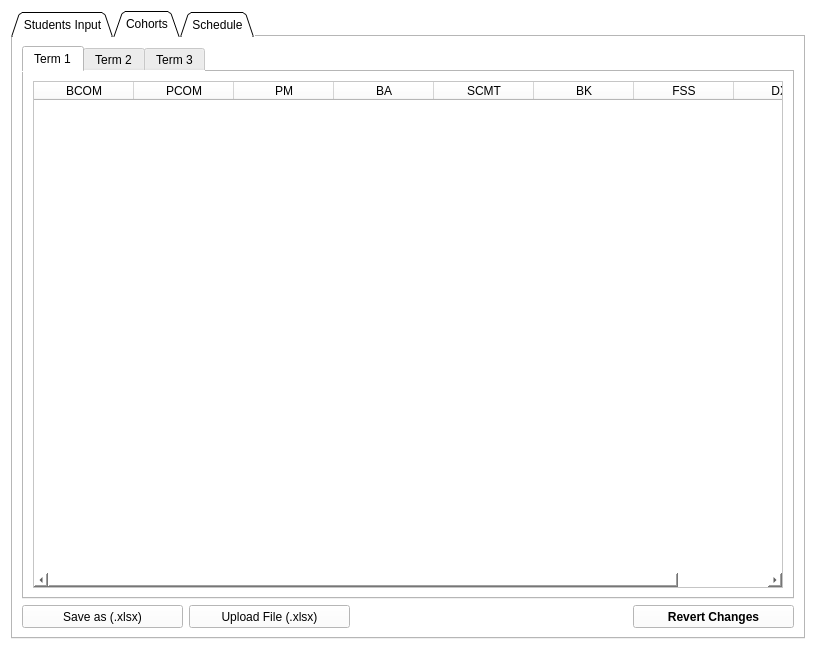
Above: MainWindow.ui from fahad-ali1/CMPT-395-Class-Scheduler before the change. Below: the same form after it.
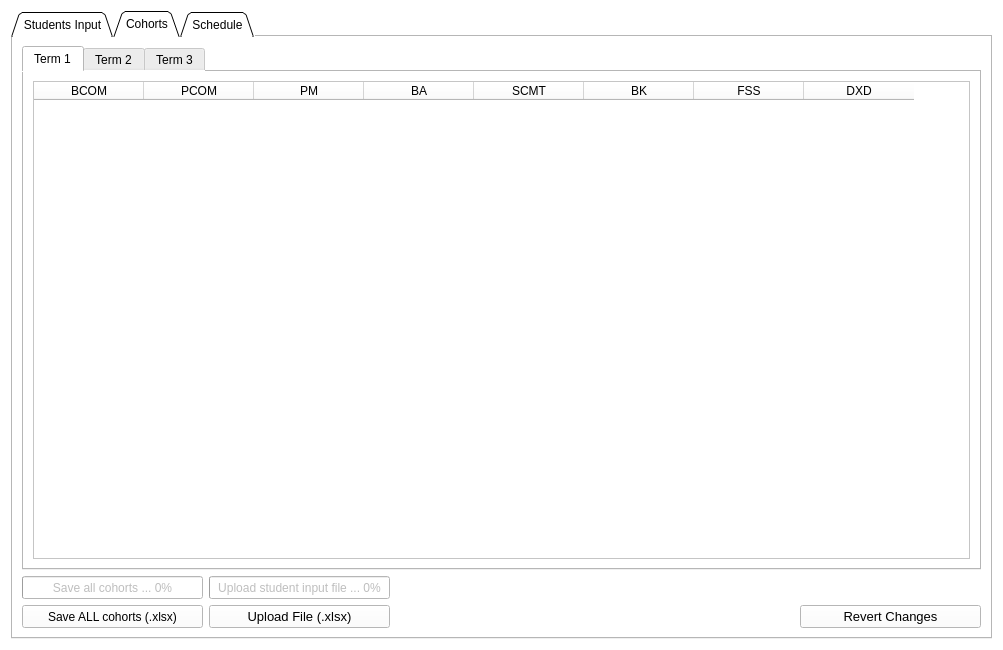
That is the form after the change. The open tabs and pages were chosen to show the change. Icons and pictures are not drawn.

```diff
--- a/MainWindow.ui
+++ b/MainWindow.ui
@@ -12,7 +12,7 @@
    <rect>
     <x>0</x>
     <y>0</y>
-    <width>816</width>
+    <width>1003</width>
     <height>650</height>
    </rect>
   </property>
@@ -24,14 +24,14 @@
   </property>
   <property name="minimumSize">
    <size>
-    <width>777</width>
+    <width>1000</width>
     <height>650</height>
    </size>
   </property>
   <property name="maximumSize">
    <size>
-    <width>1300</width>
-    <height>1300</height>
+    <width>16777215</width>
+    <height>16777215</height>
    </size>
   </property>
   <property name="baseSize">
@@ -606,6 +606,103 @@
        <string>Cohorts</string>
       </attribute>
       <layout class="QGridLayout" name="gridLayout_5">
+       <item row="2" column="0">
+        <widget class="QPushButton" name="SaveAllCohortButton">
+         <property name="sizePolicy">
+          <sizepolicy hsizetype="Fixed" vsizetype="Fixed">
+           <horstretch>0</horstretch>
+           <verstretch>0</verstretch>
+          </sizepolicy>
+         </property>
+         <property name="minimumSize">
+          <size>
+           <width>181</width>
+           <height>23</height>
+          </size>
+         </property>
+         <property name="maximumSize">
+          <size>
+           <width>181</width>
+           <height>23</height>
+          </size>
+         </property>
+         <property name="text">
+          <string>Save ALL cohorts (.xlsx)</string>
+         </property>
+        </widget>
+       </item>
+       <item row="2" column="1" alignment="Qt::AlignLeft">
+        <widget class="QPushButton" name="UploadFileButton2">
+         <property name="sizePolicy">
+          <sizepolicy hsizetype="Fixed" vsizetype="Fixed">
+           <horstretch>0</horstretch>
+           <verstretch>0</verstretch>
+          </sizepolicy>
+         </property>
+         <property name="minimumSize">
+          <size>
+           <width>181</width>
+           <height>23</height>
+          </size>
+         </property>
+         <property name="maximumSize">
+          <size>
+           <width>181</width>
+           <height>23</height>
+          </size>
+         </property>
+         <property name="font">
+          <font>
+           <family>MS Shell Dlg 2</family>
+           <pointsize>10</pointsize>
+           <weight>50</weight>
+           <italic>false</italic>
+           <bold>false</bold>
+           <stylestrategy>PreferDefault</stylestrategy>
+          </font>
+         </property>
+         <property name="layoutDirection">
+          <enum>Qt::LeftToRight</enum>
+         </property>
+         <property name="text">
+          <string>Upload File (.xlsx)</string>
+         </property>
+        </widget>
+       </item>
+       <item row="2" column="2" alignment="Qt::AlignRight">
+        <widget class="QPushButton" name="RevertButton2">
+         <property name="sizePolicy">
+          <sizepolicy hsizetype="Fixed" vsizetype="Fixed">
+           <horstretch>0</horstretch>
+           <verstretch>0</verstretch>
+          </sizepolicy>
+         </property>
+         <property name="minimumSize">
+          <size>
+           <width>181</width>
+           <height>23</height>
+          </size>
+         </property>
+         <property name="maximumSize">
+          <size>
+           <width>181</width>
+           <height>23</height>
+          </size>
+         </property>
+         <property name="font">
+          <font>
+           <family>MS Shell Dlg 2</family>
+           <pointsize>10</pointsize>
+           <weight>50</weight>
+           <italic>false</italic>
+           <bold>false</bold>
+          </font>
+         </property>
+         <property name="text">
+          <string>Revert Changes</string>
+         </property>
+        </widget>
+       </item>
        <item row="0" column="0" colspan="3">
         <widget class="QTabWidget" name="CohortTables">
          <property name="currentIndex">
@@ -618,6 +715,15 @@
           <layout class="QGridLayout" name="gridLayout_2">
            <item row="0" column="0">
             <widget class="QTableWidget" name="CohortTable1">
+             <attribute name="horizontalHeaderDefaultSectionSize">
+              <number>110</number>
+             </attribute>
+             <attribute name="verticalHeaderMinimumSectionSize">
+              <number>40</number>
+             </attribute>
+             <attribute name="verticalHeaderDefaultSectionSize">
+              <number>55</number>
+             </attribute>
              <column>
               <property name="text">
                <string>BCOM</string>
@@ -766,33 +872,45 @@
          </widget>
         </widget>
        </item>
+       <item row="1" column="1">
+        <widget class="QProgressBar" name="ProgressBarUpload2">
+         <property name="enabled">
+          <bool>false</bool>
+         </property>
+         <property name="sizePolicy">
+          <sizepolicy hsizetype="Fixed" vsizetype="Fixed">
+           <horstretch>0</horstretch>
+           <verstretch>0</verstretch>
+          </sizepolicy>
+         </property>
+         <property name="minimumSize">
+          <size>
+           <width>181</width>
+           <height>23</height>
+          </size>
+         </property>
+         <property name="maximumSize">
+          <size>
+           <width>181</width>
+           <height>23</height>
+          </size>
+         </property>
+         <property name="value">
+          <number>0</number>
+         </property>
+         <property name="alignment">
+          <set>Qt::AlignLeading|Qt::AlignLeft|Qt::AlignVCenter</set>
+         </property>
+         <property name="format">
+          <string>Upload student input file ... %p%</string>
+         </property>
+        </widget>
+       </item>
        <item row="1" column="0">
-        <widget class="QPushButton" name="SaveAs2">
-         <property name="sizePolicy">
-          <sizepolicy hsizetype="Fixed" vsizetype="Fixed">
-           <horstretch>0</horstretch>
-           <verstretch>0</verstretch>
-          </sizepolicy>
+        <widget class="QProgressBar" name="ProgressBarSaveAllCohort">
+         <property name="enabled">
+          <bool>false</bool>
          </property>
-         <property name="minimumSize">
-          <size>
-           <width>161</width>
-           <height>23</height>
-          </size>
-         </property>
-         <property name="maximumSize">
-          <size>
-           <width>161</width>
-           <height>23</height>
-          </size>
-         </property>
-         <property name="text">
-          <string>Save as (.xlsx)</string>
-         </property>
-        </widget>
-       </item>
-       <item row="1" column="1" alignment="Qt::AlignLeft">
-        <widget class="QPushButton" name="UploadFileButton2">
          <property name="sizePolicy">
           <sizepolicy hsizetype="Fixed" vsizetype="Fixed">
            <horstretch>0</horstretch>
@@ -801,57 +919,24 @@
          </property>
          <property name="minimumSize">
           <size>
-           <width>161</width>
+           <width>181</width>
            <height>23</height>
           </size>
          </property>
          <property name="maximumSize">
           <size>
-           <width>161</width>
+           <width>181</width>
            <height>23</height>
           </size>
          </property>
-         <property name="font">
-          <font>
-           <stylestrategy>PreferDefault</stylestrategy>
-          </font>
+         <property name="value">
+          <number>0</number>
          </property>
-         <property name="layoutDirection">
-          <enum>Qt::LeftToRight</enum>
+         <property name="alignment">
+          <set>Qt::AlignLeading|Qt::AlignLeft|Qt::AlignVCenter</set>
          </property>
-         <property name="text">
-          <string>Upload File (.xlsx)</string>
-         </property>
-        </widget>
-       </item>
-       <item row="1" column="2" alignment="Qt::AlignRight">
-        <widget class="QPushButton" name="RevertButton2">
-         <property name="sizePolicy">
-          <sizepolicy hsizetype="Fixed" vsizetype="Fixed">
-           <horstretch>0</horstretch>
-           <verstretch>0</verstretch>
-          </sizepolicy>
-         </property>
-         <property name="minimumSize">
-          <size>
-           <width>161</width>
-           <height>23</height>
-          </size>
-         </property>
-         <property name="maximumSize">
-          <size>
-           <width>161</width>
-           <height>23</height>
-          </size>
-         </property>
-         <property name="font">
-          <font>
-           <weight>75</weight>
-           <bold>true</bold>
-          </font>
-         </property>
-         <property name="text">
-          <string>Revert Changes</string>
+         <property name="format">
+          <string>Save all cohorts ... %p%</string>
          </property>
         </widget>
        </item>
```
Left out of the diff: 985 changed lines with no effect on the pictures.
